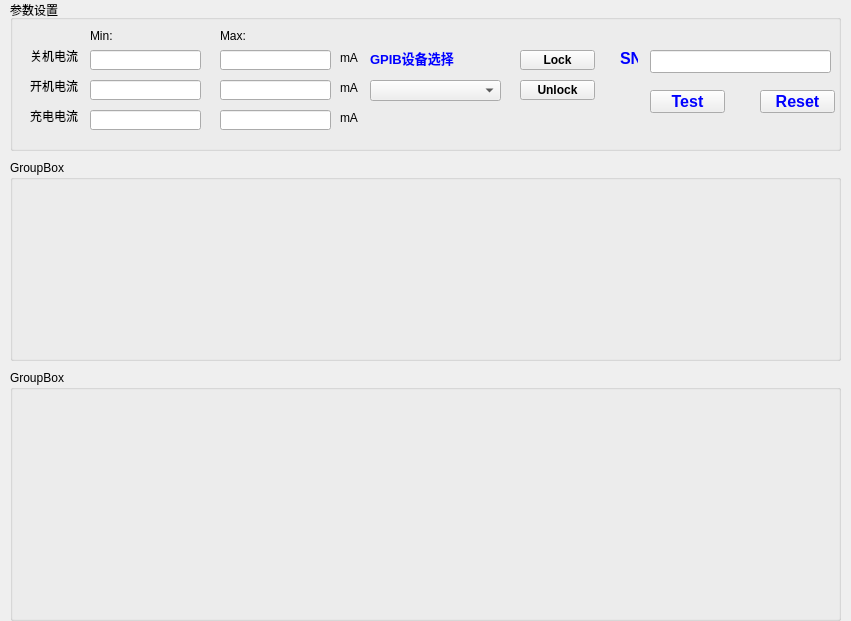
Old version of the form project/Harman_T500/currentform.ui in the repository happyrabbit456/Qt5_dev.
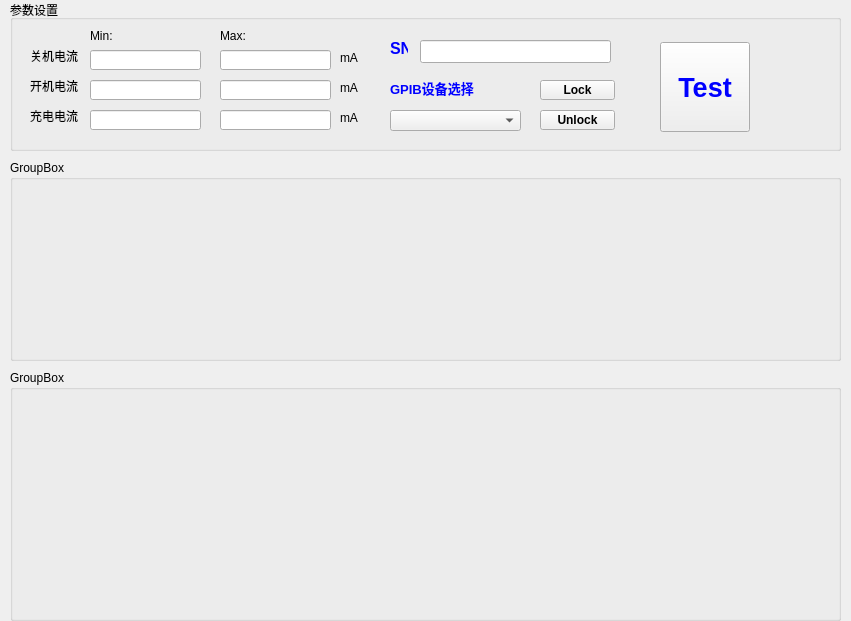
New version of the form.

Patch:
```diff
--- a/project/Harman_T500/currentform.ui
+++ b/project/Harman_T500/currentform.ui
@@ -28,8 +28,8 @@
    <widget class="QLabel" name="labelGPIBSelector">
     <property name="geometry">
      <rect>
-      <x>360</x>
-      <y>50</y>
+      <x>380</x>
+      <y>80</y>
       <width>131</width>
       <height>16</height>
      </rect>
@@ -51,8 +51,8 @@
    <widget class="QComboBox" name="comboGPIBSelector">
     <property name="geometry">
      <rect>
-      <x>360</x>
-      <y>80</y>
+      <x>380</x>
+      <y>110</y>
       <width>131</width>
       <height>21</height>
      </rect>
@@ -70,8 +70,8 @@
    <widget class="QLabel" name="labelSN">
     <property name="geometry">
      <rect>
-      <x>610</x>
-      <y>50</y>
+      <x>380</x>
+      <y>40</y>
       <width>18</width>
       <height>16</height>
      </rect>
@@ -90,35 +90,12 @@
      <string>SN</string>
     </property>
    </widget>
-   <widget class="QPushButton" name="btnReset">
-    <property name="geometry">
-     <rect>
-      <x>750</x>
-      <y>90</y>
-      <width>75</width>
-      <height>23</height>
-     </rect>
-    </property>
-    <property name="font">
-     <font>
-      <pointsize>12</pointsize>
-      <weight>75</weight>
-      <bold>true</bold>
-     </font>
-    </property>
-    <property name="styleSheet">
-     <string notr="true">color: rgb(0, 0, 255);</string>
-    </property>
-    <property name="text">
-     <string>Reset</string>
-    </property>
-   </widget>
    <widget class="QLineEdit" name="lineEditSN">
     <property name="geometry">
      <rect>
-      <x>640</x>
-      <y>50</y>
-      <width>181</width>
+      <x>410</x>
+      <y>40</y>
+      <width>191</width>
       <height>23</height>
      </rect>
     </property>
@@ -135,15 +112,15 @@
    <widget class="QPushButton" name="btnTest">
     <property name="geometry">
      <rect>
-      <x>640</x>
-      <y>90</y>
-      <width>75</width>
-      <height>23</height>
+      <x>650</x>
+      <y>42</y>
+      <width>90</width>
+      <height>90</height>
      </rect>
     </property>
     <property name="font">
      <font>
-      <pointsize>12</pointsize>
+      <pointsize>20</pointsize>
       <weight>75</weight>
       <bold>true</bold>
      </font>
@@ -158,8 +135,8 @@
    <widget class="QPushButton" name="btnLock">
     <property name="geometry">
      <rect>
-      <x>510</x>
-      <y>50</y>
+      <x>530</x>
+      <y>80</y>
       <width>75</width>
       <height>20</height>
      </rect>
@@ -181,8 +158,8 @@
    <widget class="QPushButton" name="btnUnlock">
     <property name="geometry">
      <rect>
-      <x>510</x>
-      <y>80</y>
+      <x>530</x>
+      <y>110</y>
       <width>75</width>
       <height>20</height>
      </rect>
```
